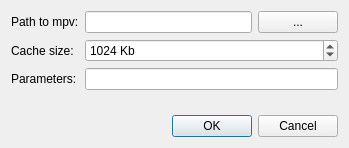
Qt form mpvsettingsdialog.ui (AlexLevkovich/YoutubeViewer) before a commit.
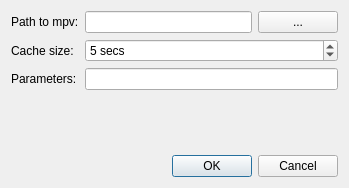
The same form after that commit. Icons and pictures are not drawn.

The edit to the form file:
```diff
--- a/mpvsettingsdialog.ui
+++ b/mpvsettingsdialog.ui
@@ -7,7 +7,7 @@
     <x>0</x>
     <y>0</y>
     <width>349</width>
-    <height>148</height>
+    <height>188</height>
    </rect>
   </property>
   <property name="windowTitle">
@@ -51,16 +51,19 @@
      <item row="1" column="1">
       <widget class="QSpinBox" name="cacheSpin">
        <property name="suffix">
-        <string> Kb</string>
+        <string> secs</string>
        </property>
        <property name="prefix">
         <string/>
        </property>
+       <property name="minimum">
+        <number>1</number>
+       </property>
        <property name="maximum">
-        <number>32768</number>
+        <number>300</number>
        </property>
        <property name="value">
-        <number>1024</number>
+        <number>5</number>
        </property>
       </widget>
      </item>
```
